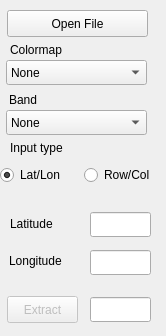
The window that titiQt/ui/imagesMenu.ui (emilopez/titi) describes before a commit, drawn with Qt 5.
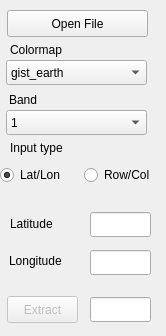
The same window after the commit.

Commit message: default band and colormap added

Diff of the .ui file:
```diff
--- a/titiQt/ui/imagesMenu.ui
+++ b/titiQt/ui/imagesMenu.ui
@@ -79,7 +79,7 @@
    </property>
    <item>
     <property name="text">
-     <string>None</string>
+     <string>1</string>
     </property>
    </item>
   </widget>
@@ -94,7 +94,7 @@
    </property>
    <item>
     <property name="text">
-     <string>None</string>
+     <string>gist_earth</string>
     </property>
    </item>
   </widget>
```
The commit also changes 2 other files.
